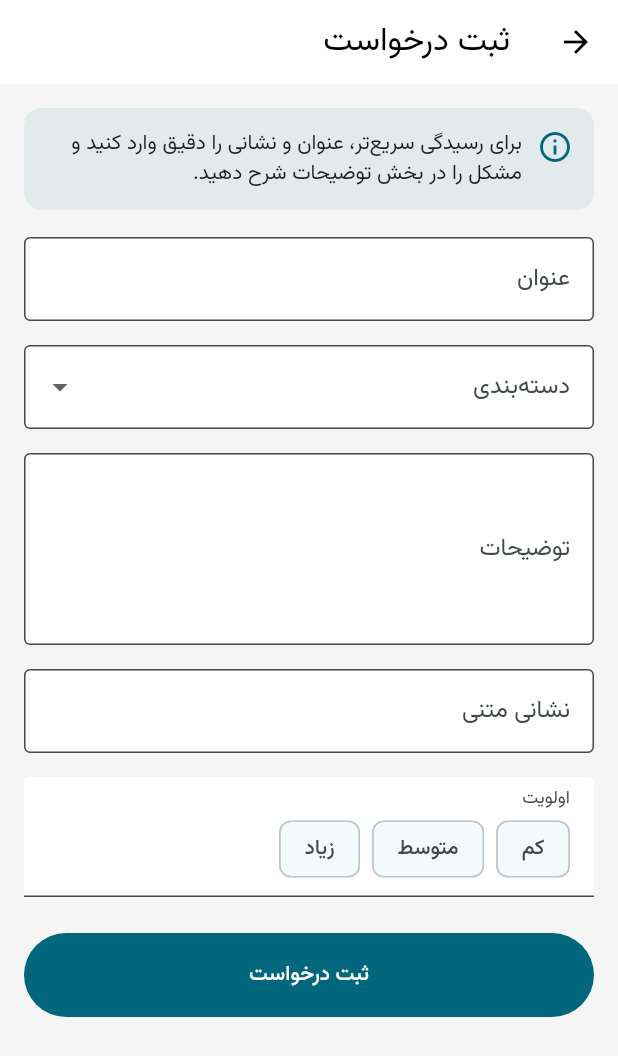
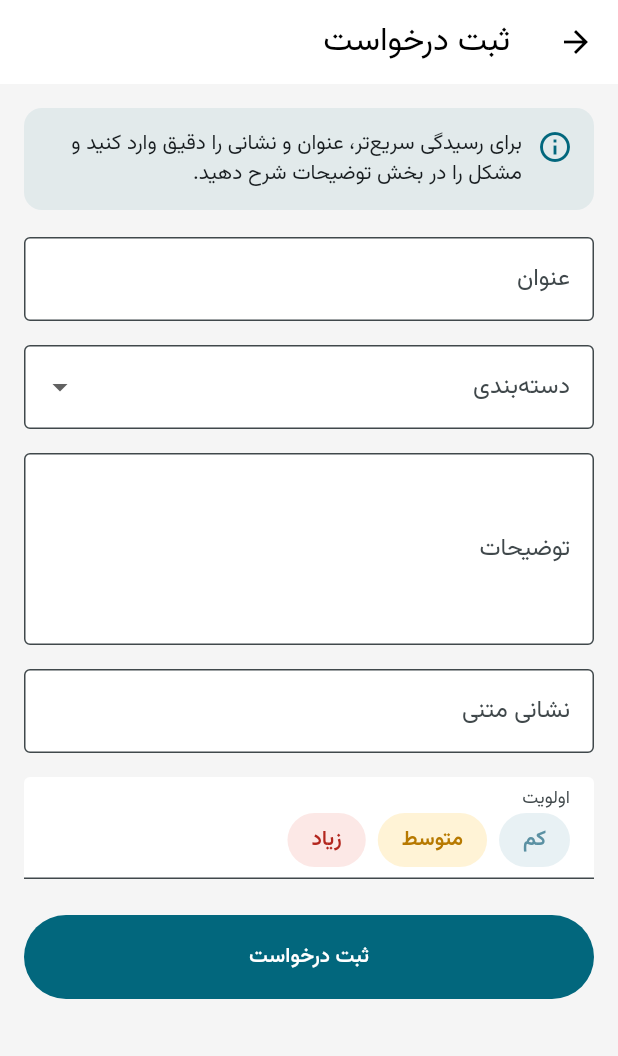
Before and after one commit to DayiGorbay/Citizen-Request, a Flutter app: the RequestFormPage screen opened directly, on a phone screen of 412 x 824 dp. Shown: the top 1056 px of the screen. Run offline on Flutter 3.47's test engine with Material 3 defaults, Android fonts, the phone set to English and light mode, and no system bars; our stand-ins replace shared_preferences; accounts and stored records are empty.

Commit message:
Style priority selection chips

```diff
--- a/lib/pages/request_form_page.dart
+++ b/lib/pages/request_form_page.dart
@@ -1,5 +1,6 @@
 import 'package:flutter/material.dart';
 import 'package:citizen_request/models/citizen_request.dart';
+import 'package:citizen_request/widgets/request_priority_chip.dart';
 
 class RequestFormPage extends StatefulWidget {
   const RequestFormPage({super.key, this.request});
@@ -160,11 +161,10 @@ class _RequestFormPageState extends State<RequestFormPage> {
                   spacing: 8,
                   runSpacing: 4,
                   children: _priorities.map((priority) {
-                    return ChoiceChip(
-                      label: Text(priority),
-                      selected: _priority == priority,
-                      onSelected: (selected) {
-                        if (!selected) return;
+                    return RequestPriorityChip(
+                      label: priority,
+                      isSelected: _priority == priority,
+                      onTap: () {
                         setState(() => _priority = priority);
                         field.didChange(priority);
                       },
--- /dev/null
+++ b/lib/widgets/request_priority_chip.dart
@@ -0,0 +1,52 @@
+import 'package:flutter/material.dart';
+
+class RequestPriorityChip extends StatelessWidget {
+  const RequestPriorityChip({
+    super.key,
+    required this.label,
+    required this.isSelected,
+    required this.onTap,
+  });
+
+  final String label;
+  final bool isSelected;
+  final VoidCallback onTap;
+
+  Color get _color => switch (label) {
+    'کم' => const Color(0xFF5B91A3),
+    'متوسط' => const Color(0xFFB77900),
+    'زیاد' => const Color(0xFFB3261E),
+    _ => const Color(0xFF5B91A3),
+  };
+
+  Color _surface(bool isDark) => switch (label) {
+    'کم' => isDark ? const Color(0xFF20383F) : const Color(0xFFE8F1F4),
+    'متوسط' => isDark ? const Color(0xFF493812) : const Color(0xFFFFF3D6),
+    'زیاد' => isDark ? const Color(0xFF4A2422) : const Color(0xFFFCE8E6),
+    _ => isDark ? const Color(0xFF20383F) : const Color(0xFFE8F1F4),
+  };
+
+  @override
+  Widget build(BuildContext context) {
+    final isDark = Theme.of(context).brightness == Brightness.dark;
+
+    return Material(
+      color: isSelected ? _color : _surface(isDark),
+      borderRadius: BorderRadius.circular(24),
+      child: InkWell(
+        onTap: onTap,
+        borderRadius: BorderRadius.circular(24),
+        child: Padding(
+          padding: const EdgeInsets.symmetric(horizontal: 16, vertical: 8),
+          child: Text(
+            label,
+            style: TextStyle(
+              color: isSelected ? Colors.white : _color,
+              fontWeight: FontWeight.w600,
+            ),
+          ),
+        ),
+      ),
+    );
+  }
+}
```
